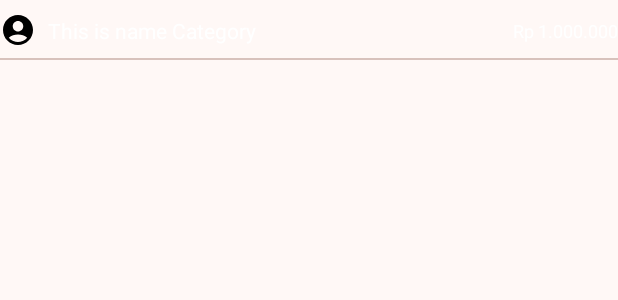
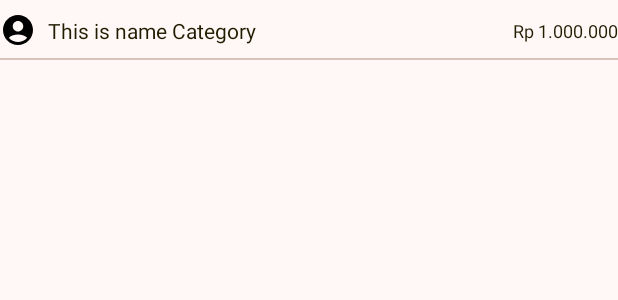
Before and after one commit to ZenMachi/PersonalFinance, an Android app: the layout item_history_overview.xml on its own in the app's theme, with its tools: preview values and no code run, on a phone screen of 412 x 824 dp. Shown: the top 300 px of the screen. Run offline under Robolectric (Android 15) with nearby library versions, the phone set to English and light mode, and no system bars.

```diff
--- a/app/src/main/res/layout/fragment_category.xml
+++ b/app/src/main/res/layout/fragment_category.xml
@@ -12,7 +12,7 @@
         android:layout_marginVertical="8dp"
         app:cardCornerRadius="24dp"
         app:cardElevation="0dp"
-        app:cardBackgroundColor="@color/md_theme_primary"
+        app:cardBackgroundColor="@color/md_theme_tertiaryContainer"
         android:layout_marginHorizontal="8dp"
         app:layout_constraintEnd_toEndOf="parent"
         app:layout_constraintStart_toStartOf="parent"
@@ -45,7 +45,7 @@
                 android:textSize="24sp"
                 android:text="@string/text_no_transaction"
                 android:visibility="gone"
-                android:textColor="@color/md_theme_onPrimary"
+                android:textColor="@color/md_theme_onTertiaryContainer"
                 app:layout_constraintTop_toTopOf="parent"
                 app:layout_constraintStart_toStartOf="parent"
                 app:layout_constraintBottom_toBottomOf="parent"
--- a/app/src/main/res/layout/item_history_overview.xml
+++ b/app/src/main/res/layout/item_history_overview.xml
@@ -29,7 +29,7 @@
             android:layout_height="wrap_content"
             android:layout_marginStart="8dp"
             android:text="@string/text_placeholder_title_category_name"
-            android:textColor="@color/md_theme_onPrimary"
+            android:textColor="@color/md_theme_onTertiaryContainer"
             android:textSize="14sp"
             app:layout_constraintBottom_toBottomOf="parent"
             app:layout_constraintStart_toEndOf="@id/imgCategory"
@@ -42,7 +42,7 @@
             android:layout_width="wrap_content"
             android:layout_height="wrap_content"
             android:text="@string/text_dummy_balance"
-            android:textColor="@color/md_theme_onPrimary"
+            android:textColor="@color/md_theme_onTertiaryContainer"
             android:textSize="12sp"
             app:layout_constraintBottom_toBottomOf="parent"
             app:layout_constraintEnd_toEndOf="parent"
```
Also changed, not shown: app/src/main/java/com/dokari4/personalfinance/presentation/overview/fragments/CategoryFragment.kt (+11 -11 lines).
